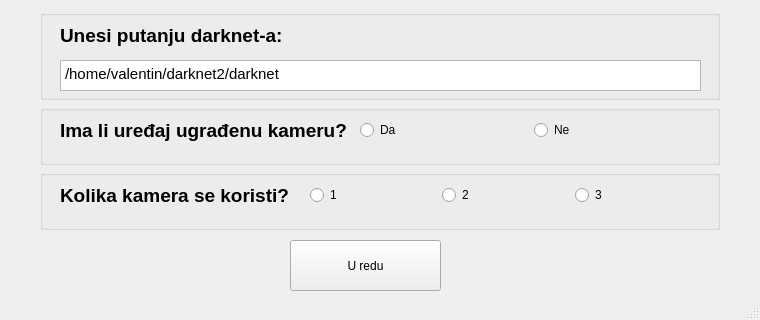
Above: qtapp/SettingsWindow.ui from vsimundic/ugrsshapesdetection before the change. Below: the same form after it.
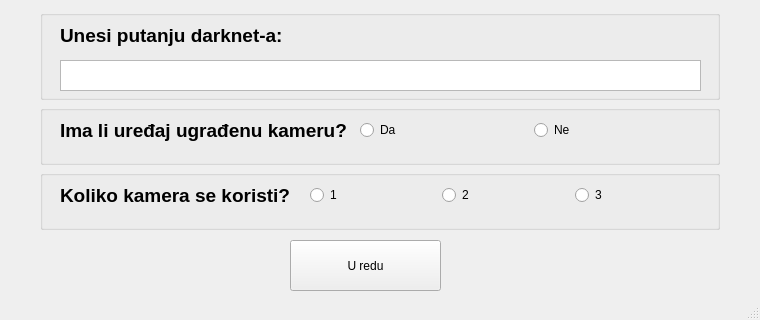
That is the form after the change.

What changed in the file:
```diff
--- a/qtapp/SettingsWindow.ui
+++ b/qtapp/SettingsWindow.ui
@@ -62,7 +62,7 @@
 &lt;html&gt;&lt;head&gt;&lt;meta name=&quot;qrichtext&quot; content=&quot;1&quot; /&gt;&lt;style type=&quot;text/css&quot;&gt;
 p, li { white-space: pre-wrap; }
 &lt;/style&gt;&lt;/head&gt;&lt;body style=&quot; font-family:'Ubuntu'; font-size:11pt; font-weight:400; font-style:normal;&quot;&gt;
-&lt;p style=&quot; margin-top:0px; margin-bottom:0px; margin-left:0px; margin-right:0px; -qt-block-indent:0; text-indent:0px;&quot;&gt;/home/valentin/darknet2/darknet&lt;/p&gt;&lt;/body&gt;&lt;/html&gt;</string>
+&lt;p style=&quot;-qt-paragraph-type:empty; margin-top:0px; margin-bottom:0px; margin-left:0px; margin-right:0px; -qt-block-indent:0; text-indent:0px;&quot;&gt;&lt;br /&gt;&lt;/p&gt;&lt;/body&gt;&lt;/html&gt;</string>
      </property>
     </widget>
    </widget>
@@ -158,7 +158,7 @@
       </rect>
      </property>
      <property name="text">
-      <string>&lt;html&gt;&lt;head/&gt;&lt;body&gt;&lt;p&gt;&lt;span style=&quot; font-size:14pt; font-weight:600;&quot;&gt;Kolika kamera se koristi?&lt;/span&gt;&lt;/p&gt;&lt;/body&gt;&lt;/html&gt;</string>
+      <string>&lt;html&gt;&lt;head/&gt;&lt;body&gt;&lt;p&gt;&lt;span style=&quot; font-size:14pt; font-weight:600;&quot;&gt;Koliko kamera se koristi?&lt;/span&gt;&lt;/p&gt;&lt;/body&gt;&lt;/html&gt;</string>
      </property>
      <property name="textFormat">
       <enum>Qt::RichText</enum>
```
Left out of the diff: 2 changed lines with no effect on the pictures.
